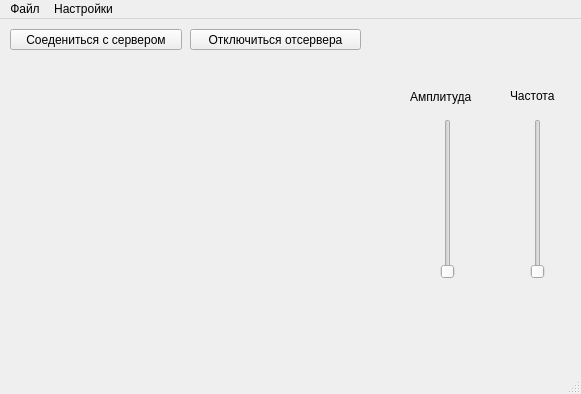
Old version of the form myClient/mainwindow.ui in the repository ngorodnyansky/signal_analyzing.
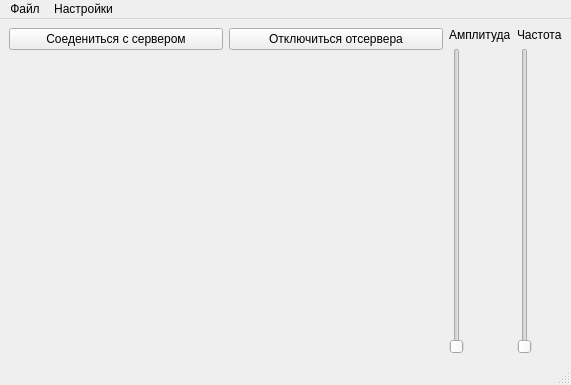
New version of the form. Custom widgets are drawn as their Qt base class.

Commit message: Добавлена возможность изменения размера главного окна.

The edit to the form file:
```diff
--- a/myClient/mainwindow.ui
+++ b/myClient/mainwindow.ui
@@ -6,109 +6,80 @@
    <rect>
     <x>0</x>
     <y>0</y>
-    <width>581</width>
-    <height>394</height>
+    <width>571</width>
+    <height>385</height>
    </rect>
   </property>
   <property name="windowTitle">
    <string>MainWindow</string>
   </property>
   <widget class="QWidget" name="centralwidget">
-   <widget class="QSlider" name="amplitude_Slider">
-    <property name="geometry">
-     <rect>
-      <x>440</x>
-      <y>100</y>
-      <width>16</width>
-      <height>160</height>
-     </rect>
-    </property>
-    <property name="orientation">
-     <enum>Qt::Vertical</enum>
-    </property>
-   </widget>
-   <widget class="QLabel" name="label">
-    <property name="geometry">
-     <rect>
-      <x>410</x>
-      <y>70</y>
-      <width>71</width>
-      <height>16</height>
-     </rect>
-    </property>
-    <property name="text">
-     <string>Амплитуда</string>
-    </property>
-   </widget>
-   <widget class="QSlider" name="frequency_Slider">
-    <property name="geometry">
-     <rect>
-      <x>530</x>
-      <y>100</y>
-      <width>16</width>
-      <height>160</height>
-     </rect>
-    </property>
-    <property name="orientation">
-     <enum>Qt::Vertical</enum>
-    </property>
-   </widget>
-   <widget class="QLabel" name="label_2">
-    <property name="geometry">
-     <rect>
-      <x>510</x>
-      <y>70</y>
-      <width>47</width>
-      <height>13</height>
-     </rect>
-    </property>
-    <property name="text">
-     <string>Частота</string>
-    </property>
-   </widget>
-   <widget class="QPushButton" name="connectButton">
-    <property name="geometry">
-     <rect>
-      <x>10</x>
-      <y>10</y>
-      <width>172</width>
-      <height>21</height>
-     </rect>
-    </property>
-    <property name="text">
-     <string>Соедениться с сервером</string>
-    </property>
-   </widget>
-   <widget class="QPushButton" name="disconnectButton">
-    <property name="geometry">
-     <rect>
-      <x>190</x>
-      <y>10</y>
-      <width>171</width>
-      <height>21</height>
-     </rect>
-    </property>
-    <property name="text">
-     <string>Отключиться отсервера</string>
-    </property>
-   </widget>
-   <widget class="QCustomPlot" name="widget" native="true">
-    <property name="geometry">
-     <rect>
-      <x>10</x>
-      <y>40</y>
-      <width>391</width>
-      <height>301</height>
-     </rect>
-    </property>
-   </widget>
+   <layout class="QGridLayout" name="gridLayout_5">
+    <item row="0" column="0">
+     <layout class="QGridLayout" name="gridLayout_3">
+      <item row="0" column="0">
+       <widget class="QPushButton" name="connectButton">
+        <property name="text">
+         <string>Соедениться с сервером</string>
+        </property>
+       </widget>
+      </item>
+      <item row="0" column="1">
+       <widget class="QPushButton" name="disconnectButton">
+        <property name="text">
+         <string>Отключиться отсервера</string>
+        </property>
+       </widget>
+      </item>
+     </layout>
+    </item>
+    <item row="0" column="1" rowspan="2">
+     <layout class="QGridLayout" name="gridLayout_4">
+      <item row="0" column="0">
+       <widget class="QLabel" name="label">
+        <property name="text">
+         <string>Амплитуда</string>
+        </property>
+       </widget>
+      </item>
+      <item row="0" column="1">
+       <widget class="QLabel" name="label_2">
+        <property name="text">
+         <string>Частота</string>
+        </property>
+       </widget>
+      </item>
+      <item row="1" column="0">
+       <widget class="QSlider" name="amplitude_Slider">
+        <property name="orientation">
+         <enum>Qt::Vertical</enum>
+        </property>
+       </widget>
+      </item>
+      <item row="1" column="1">
+       <widget class="QSlider" name="frequency_Slider">
+        <property name="orientation">
+         <enum>Qt::Vertical</enum>
+        </property>
+       </widget>
+      </item>
+     </layout>
+    </item>
+    <item row="1" column="0">
+     <layout class="QVBoxLayout" name="verticalLayout">
+      <item>
+       <widget class="QCustomPlot" name="widget" native="true"/>
+      </item>
+     </layout>
+    </item>
+   </layout>
   </widget>
   <widget class="QMenuBar" name="menubar">
    <property name="geometry">
     <rect>
      <x>0</x>
      <y>0</y>
-     <width>581</width>
+     <width>571</width>
      <height>20</height>
     </rect>
    </property>
```
The commit also changes 4 other files.
